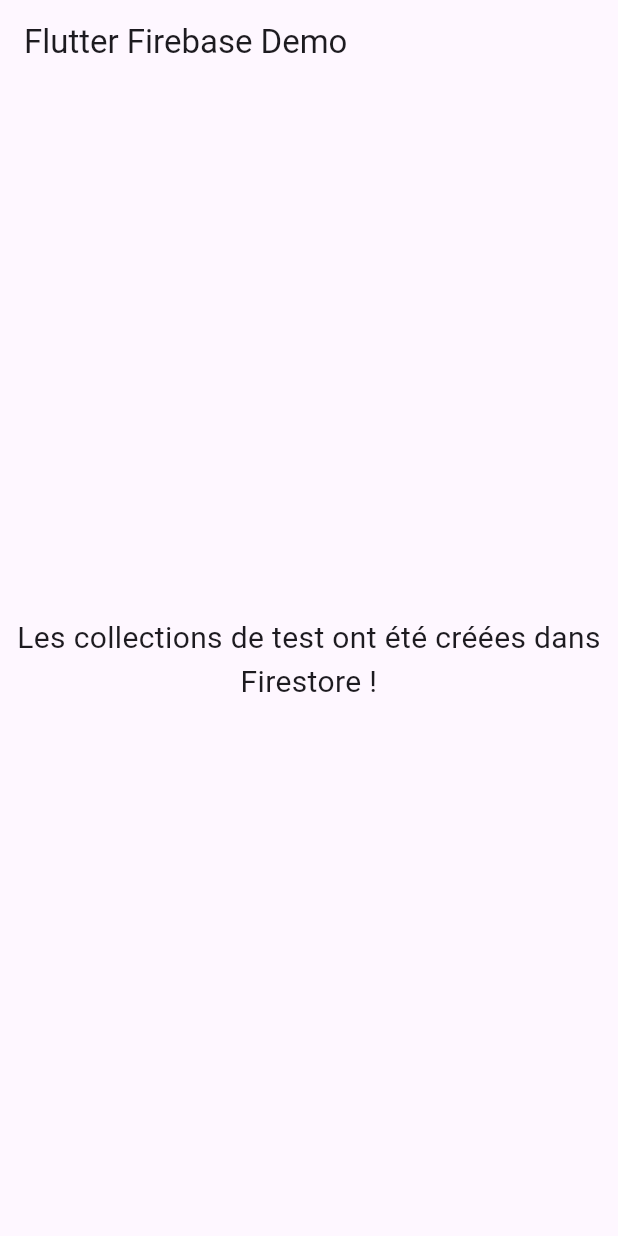
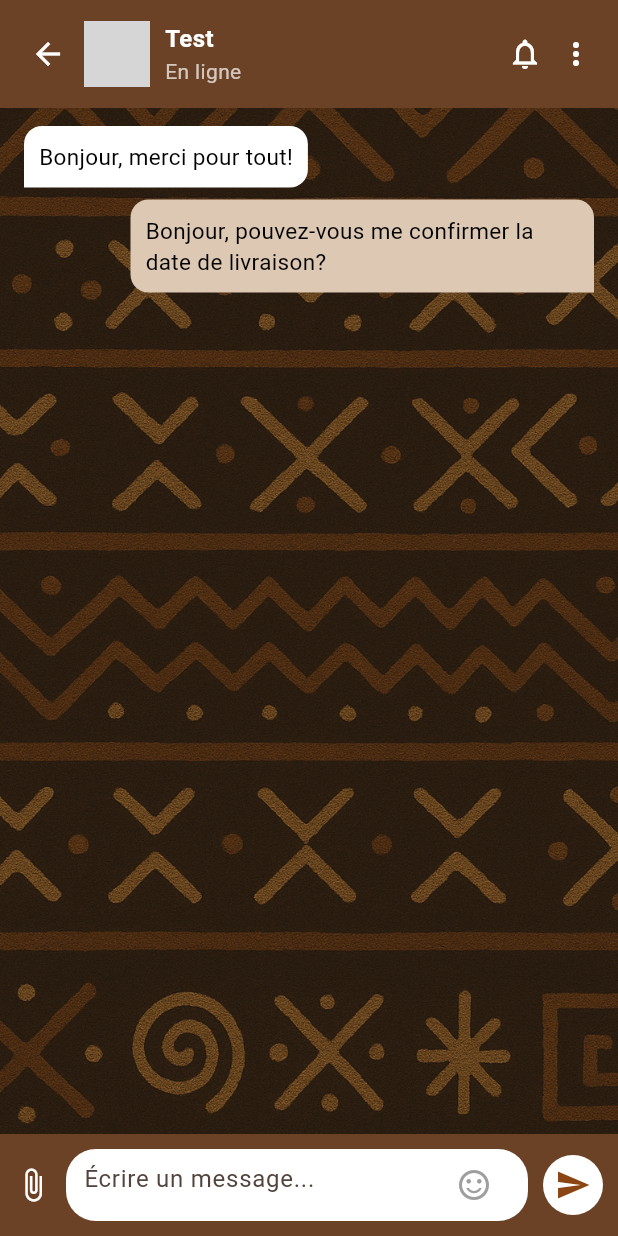
Before and after one commit to Salimata332/Dambe-Sugu, a Flutter app: the screen it shows after launch, on a phone screen of 412 x 824 dp. Run offline on Flutter 3.47's test engine with Material 3 defaults, Android fonts, the light colour scheme and no system bars; our stand-ins replace cloud_firestore, firebase_core; accounts and stored records are empty; network calls fail; grey boxes are pictures that could not be loaded.

Commit message:
mes modification sur la branch messagerie

```diff
--- a/lib/main.dart
+++ b/lib/main.dart
@@ -1,18 +1,28 @@
 import 'package:flutter/material.dart';
 import 'package:firebase_core/firebase_core.dart';
 import 'firebase_options.dart';
-import 'package:dambe_sugu/services/database_service.dart';
+// ======== IMPORTS DE TES PAGES ========
+import 'screens/chat_list_screen.dart';
+import 'screens/chat_screen.dart';
+
+// 🔹 Mode de l'application :
+// true  → mode Firebase (création de collections, données réelles)
+// false → mode maquette (juste affichage UI)
+const bool modeFirebase = false;
+
 
 void main() async {
   WidgetsFlutterBinding.ensureInitialized();
-  await Firebase.initializeApp(
-    options: DefaultFirebaseOptions.currentPlatform,
-  );
 
-  final baseDonnees = ServiceBaseDonnees();
+  if (modeFirebase) {
+    await Firebase.initializeApp(
+      options: DefaultFirebaseOptions.currentPlatform,
+    );
 
-  // Initialiser toutes les données de test
-  await baseDonnees.initialiserDonnees();
+    // Si tu veux initialiser ta BD, tu peux décommenter :
+    // final baseDonnees = ServiceBaseDonnees();
+    // await baseDonnees.initialiserDonnees();
+  }
 
   runApp(const MyApp());
 }
@@ -23,31 +33,30 @@
   @override
   Widget build(BuildContext context) {
     return MaterialApp(
-      title: 'Flutter Firebase Demo',
+      debugShowCheckedModeBanner: false,
+      title: 'Dambe Sugu',
       theme: ThemeData(
-        colorScheme: ColorScheme.fromSeed(seedColor: Colors.deepPurple),
+        primaryColor: const Color(0xFF8B4513),
+        colorScheme: ColorScheme.fromSeed(seedColor: const Color(0xFF8B4513)),
+        scaffoldBackgroundColor: Colors.white,
+        appBarTheme: const AppBarTheme(
+          backgroundColor: Color(0xFF8B4513),
+          foregroundColor: Colors.white,
+        ),
+        elevatedButtonTheme: ElevatedButtonThemeData(
+          style: ElevatedButton.styleFrom(
+            backgroundColor: const Color(0xFF8B4513),
+            shape: RoundedRectangleBorder(
+              borderRadius: BorderRadius.circular(12),
+            ),
+          ),
+        ),
       ),
-      home: const HomePage(),
+
+      // 👉 ICI tu choisis la page à afficher
+      home: const ChatScreen(personName: 'Test'),
+      // Tu peux mettre à la place : ChatListScreen()
+      // home: const ChatListScreen(),
     );
   }
 }
-
-class HomePage extends StatelessWidget {
-  const HomePage({super.key});
-
-  @override
-  Widget build(BuildContext context) {
-    return Scaffold(
-      appBar: AppBar(
-        title: const Text('Flutter Firebase Demo'),
-      ),
-      body: const Center(
-        child: Text(
-          'Les collections de test ont été créées dans Firestore !',
-          textAlign: TextAlign.center,
-          style: TextStyle(fontSize: 20),
-        ),
-      ),
-    );
-  }
-}
--- /dev/null
+++ b/lib/screens/chat_screen.dart
@@ -0,0 +1,263 @@
+import 'package:flutter/material.dart';
+
+// Les couleurs sont ajustées
+const Color _primaryBrown = Color(0xFF6B4226); // Marron foncé pour la barre
+const Color _lightBrownBackground = Color(0xFFE0C4A4); // Arrière-plan de la zone de chat (Couleur Opaque)
+const Color _darkPatternBackground = Color(0xFF3E2A19); // Couleur utilisée en cas de motif non chargé
+// NOUVELLE COULEUR THÈME pour les messages "Moi" : Un Beige Chaud et plus foncé
+const Color _myMessageColor = Color(0xFFDCC8B3);
+const Color _otherMessageColor = Colors.white; // Couleur pour les messages "Pas Moi"
+
+// URL d'image de bogolan (RAPPEL : à remplacer par votre asset local si nécessaire)
+const String _bogolanImageUrl =
+    "assets/images/bogolan.png";
+
+class ChatScreen extends StatefulWidget {
+  final String personName;
+
+  const ChatScreen({super.key, this.personName = "Awa SOUGANE"});
+
+  @override
+  State<ChatScreen> createState() => _ChatScreenState();
+}
+
+class _ChatScreenState extends State<ChatScreen> {
+  final List<Map<String, dynamic>> messages = [
+    {"text": "Bonjour, merci pour tout!", "isMe": false},
+    {"text": "Bonjour, pouvez-vous me confirmer la date de livraison?", "isMe": true},
+  ];
+
+  final TextEditingController controller = TextEditingController();
+  final ScrollController _scrollController = ScrollController();
+
+  void sendMessage() {
+    if (controller.text.trim().isEmpty) return;
+
+    setState(() {
+      messages.add({
+        "text": controller.text,
+        "isMe": true,
+      });
+    });
+
+    controller.clear();
+
+    WidgetsBinding.instance.addPostFrameCallback((_) {
+      _scrollController.animateTo(
+        _scrollController.position.maxScrollExtent,
+        duration: const Duration(milliseconds: 300),
+        curve: Curves.easeOut,
+      );
+    });
+  }
+
+  @override
+  void dispose() {
+    controller.dispose();
+    _scrollController.dispose();
+    super.dispose();
+  }
+
+  @override
+  Widget build(BuildContext context) {
+    return Scaffold(
+      // Laisse le fond du Scaffold au cas où l'image ne charge pas
+      backgroundColor: _darkPatternBackground,
+
+      body: Stack(
+        children: [
+          // 1. FOND AVEC LE MOTIF BOGOLAN (maintenant visible)
+          Container(
+            decoration: BoxDecoration(
+              color: _darkPatternBackground, // Couleur de secours
+              image: const DecorationImage(
+                image: AssetImage(_bogolanImageUrl),
+                fit: BoxFit.cover,
+                opacity: 0.6,
+              ),
+            ),
+          ),
+
+          SafeArea(
+            child: Column(
+              children: [
+                // 2. HEADER
+                _buildHeader(widget.personName),
+
+                // 3. MESSAGES AREA (La zone de message devient transparente)
+                Expanded(
+                  child: Container(
+                    // La couleur est rendue transparente pour laisser voir le bogolan
+                    color: Colors.transparent,
+
+                    child: ListView.builder(
+                      controller: _scrollController,
+                      padding: const EdgeInsets.symmetric(horizontal: 16, vertical: 12),
+                      itemCount: messages.length,
+                      itemBuilder: (context, index) {
+                        final msg = messages[index];
+                        return Align(
+                          alignment: msg["isMe"] ? Alignment.centerRight : Alignment.centerLeft,
+                          child: ChatBubble(
+                            text: msg["text"],
+                            isMe: msg["isMe"],
+                            bubbleColor: msg["isMe"] ? _myMessageColor : _otherMessageColor,
+                          ),
+                        );
+                      },
+                    ),
+                  ),
+                ),
+
+                // 4. MESSAGE BAR
+                _buildMessageBar(),
+              ],
+            ),
+          ),
+        ],
+      ),
+    );
+  }
+
+  Widget _buildHeader(String personName) {
+    return Container(
+      padding: const EdgeInsets.only(top: 12, bottom: 12, left: 8, right: 16),
+      color: _primaryBrown,
+      child: Row(
+        mainAxisAlignment: MainAxisAlignment.spaceBetween,
+        children: [
+          Row(
+            children: [
+              IconButton(
+                icon: const Icon(Icons.arrow_back, color: Colors.white),
+                onPressed: () => Navigator.pop(context),
+              ),
+              const CircleAvatar(
+                radius: 22,
+                backgroundImage: NetworkImage("https://i.imgur.com/n1hX6tQ.png"),
+                backgroundColor: Colors.white,
+              ),
+              const SizedBox(width: 10),
+              Column(
+                crossAxisAlignment: CrossAxisAlignment.start,
+                children: [
+                  Text(
+                    personName,
+                    style: const TextStyle(
+                      color: Colors.white,
+                      fontWeight: FontWeight.bold,
+                      fontSize: 16,
+                    ),
+                  ),
+                  const Text(
+                    "En ligne",
+                    style: TextStyle(color: Colors.white70, fontSize: 14),
+                  ),
+                ],
+              ),
+            ],
+          ),
+
+          Row(
+            children: const [
+              Icon(Icons.notifications_none, color: Colors.white, size: 24),
+              SizedBox(width: 10),
+              Icon(Icons.more_vert, color: Colors.white, size: 24),
+            ],
+          ),
+        ],
+      ),
+    );
+  }
+
+  Widget _buildMessageBar() {
+    return Container(
+      color: _primaryBrown,
+      padding: const EdgeInsets.all(10),
+      child: Row(
+        children: [
+          const Icon(Icons.attach_file, color: Colors.white),
+          const SizedBox(width: 10),
+
+          Expanded(
+            child: Container(
+              padding: const EdgeInsets.symmetric(horizontal: 12),
+              // CORRECTION: Assurez-vous qu'il n'y a pas d'espace insécable ici (ligne 239)
+              decoration: BoxDecoration(
+                color: Colors.white,
+                borderRadius: BorderRadius.circular(20),
+              ),
+              child: TextField(
+                controller: controller,
+                onSubmitted: (_) => sendMessage(),
+                decoration: const InputDecoration(
+                  hintText: "Écrire un message...",
+                  border: InputBorder.none,
+                  suffixIcon: Icon(Icons.sentiment_satisfied_alt_outlined, color: Colors.grey),
+                ),
+              ),
+            ),
+          ),
+
+          const SizedBox(width: 10),
+
+          GestureDetector(
+            onTap: sendMessage,
+            child: const CircleAvatar(
+              backgroundColor: Colors.white,
+              child: Icon(Icons.send, color: Color(0xFF8B4513)),
+            ),
+          ),
+        ],
+      ),
+    );
+  }
+}
+
+class ChatBubble extends StatelessWidget {
+  final String text;
+  final bool isMe;
+  final Color bubbleColor;
+
+  const ChatBubble({
+    super.key,
+    required this.text,
+    required this.isMe,
+    required this.bubbleColor,
+  });
+
+  @override
+  Widget build(BuildContext context) {
+    return Container(
+      margin: const EdgeInsets.only(bottom: 8),
+
+      constraints: BoxConstraints(
+        maxWidth: MediaQuery.of(context).size.width * 0.75,
+      ),
+
+      child: Container(
+        padding: const EdgeInsets.all(10),
+        decoration: BoxDecoration(
+          color: bubbleColor,
+          borderRadius: BorderRadius.only(
+            // Coins supérieurs toujours arrondis
+            topLeft: const Radius.circular(12),
+            topRight: const Radius.circular(12),
+            // Coin pour le 'bec' mis à zéro pour un look plus prononcé
+            // Si 'isMe' est vrai (moi), le 'bec' est en bas à droite (Radius.zero)
+            bottomLeft: isMe ? const Radius.circular(12) : Radius.zero,
+            // Si 'isMe' est faux (autre), le 'bec' est en bas à gauche (Radius.zero)
+            bottomRight: isMe ? Radius.zero : const Radius.circular(12),
+          ),
+        ),
+        child: Text(
+          text,
+          style: const TextStyle(
+            fontSize: 15,
+            color: Colors.black,
+          ),
+        ),
+      ),
+    );
+  }
+}
--- a/pubspec.yaml
+++ b/pubspec.yaml
@@ -60,9 +60,8 @@
   uses-material-design: true
 
   # To add assets to your application, add an assets section, like this:
-  # assets:
-  #   - images/a_dot_burr.jpeg
-  #   - images/a_dot_ham.jpeg
+  assets:
+    - assets/images/bogolan.png
 
   # An image asset can refer to one or more resolution-specific "variants", see
   # https://flutter.dev/to/resolution-aware-images
```
Also changed, not shown: lib/screens/chat_list_screen.dart (added, +259 -0 lines), assets/images/bogolan.png (added), licenses.txt (added), 2 other files.
